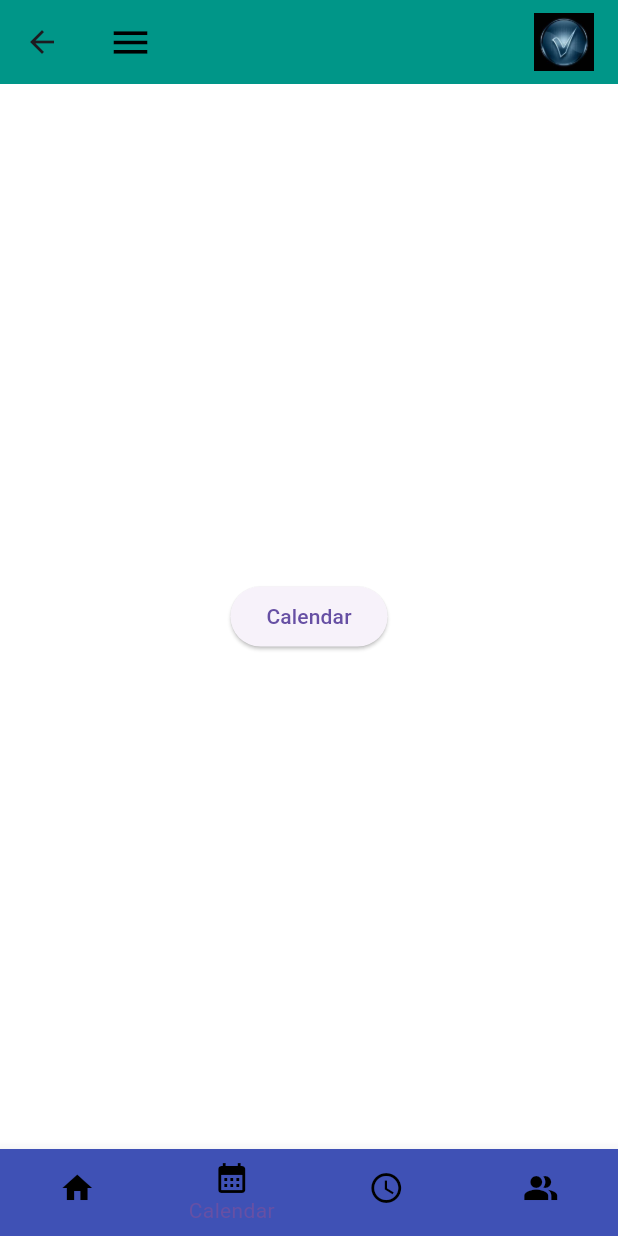
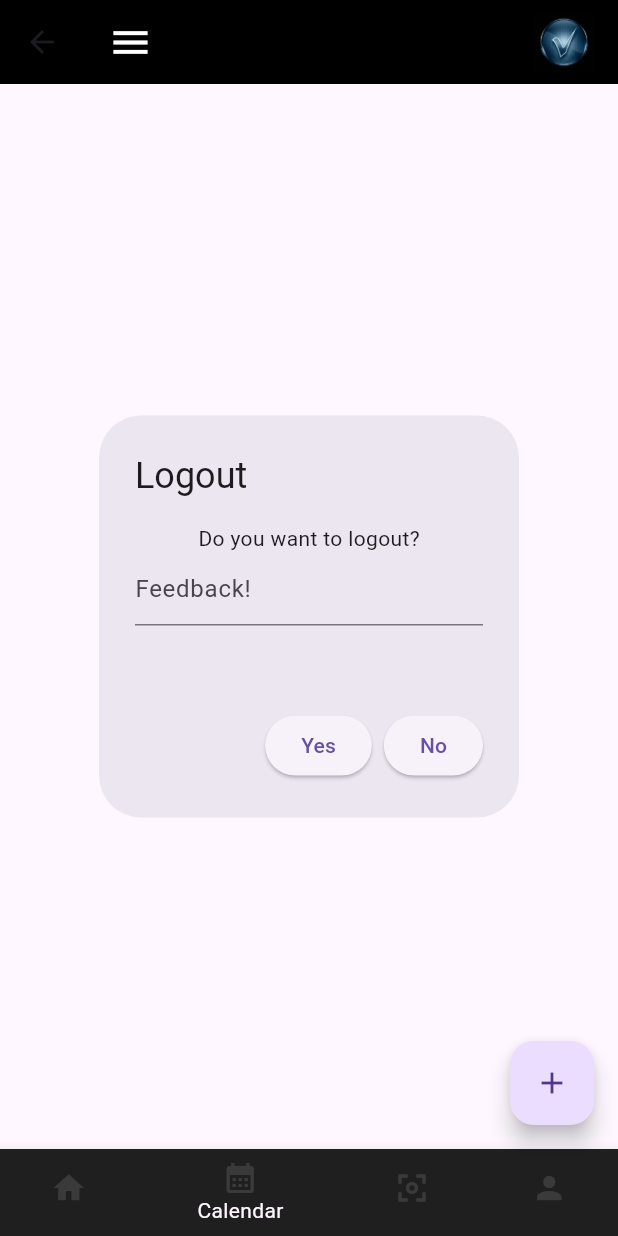
Before and after one commit to fatima031/figma_todo_app, a Flutter app: the index1_view screen opened directly, item 2 of the bottom bar chosen, on a phone screen of 412 x 824 dp. Run offline on Flutter 3.47's test engine with Material 3 defaults, Android fonts, the phone set to English and light mode, and no system bars.

Commit message:
more about todo

```diff
--- a/lib/home.dart
+++ b/lib/home.dart
@@ -1,12 +1,13 @@
 import 'package:flutter/material.dart';
+import 'package:todoapp/logout.dart';
 
 class home_view extends StatelessWidget {
   const home_view({super.key});
 
   @override
   Widget build(BuildContext context) {
-    return MaterialApp(
-      home: Text("Home"),
+    return Scaffold(
+      body: logout_view(),
     );
   }
 }
--- a/lib/index.dart
+++ b/lib/index.dart
@@ -1,6 +1,8 @@
 import 'package:flutter/material.dart';
 import 'package:todoapp/calendar.dart';
+import 'package:todoapp/focus.dart';
 import 'package:todoapp/home.dart';
+import 'package:todoapp/profile.dart';
 
 class index1_view extends StatefulWidget {
   const index1_view({super.key});
@@ -10,56 +12,42 @@ class index1_view extends StatefulWidget {
 }
 
 class _index1_viewState extends State<index1_view> {
-  int myIndex = 0;
+  int count = 0;
+  var selecetedItem = 0;
 
-  List<Widget> widgetList = [
-    ElevatedButton(
-        onPressed: () {
-          Navigator.push(
-              context, MaterialPageRoute(builder: (context) => home_view()));
-        },
-        child: const Text("Home")),
-    ElevatedButton(
-        onPressed: () {
-          Navigator.push(context,
-              MaterialPageRoute(builder: (context) => calendar_view()));
-        },
-        child: Text("Calendar")),
-    const Text(
-      "Focuse",
-      style: TextStyle(fontSize: 40),
-    ),
-    const Text(
-      "Profile",
-      style: TextStyle(fontSize: 40),
-    ),
-  ];
+  var pagesData = [calendar_view(), home_view(), focus_view(), profile_view()];
 
   @override
   Widget build(BuildContext context) {
-    return Scaffold(
-      body: Container(
-        child: Center(
-          child: widgetList[myIndex],
-        ),
-      ),
-      backgroundColor: Colors.white,
+    return
+     Scaffold(
+
+
+
+
+        backgroundColor: Colors.black,
+
         appBar: AppBar(
-        backgroundColor: Colors.teal,
+
+          backgroundColor: Colors.black54,
           title: Container(
             child: Row(
               mainAxisAlignment: MainAxisAlignment.spaceBetween,
               children: [
                 const Icon(
                   Icons.menu,
-                color: Colors.black,
+                  color: Colors.white,
                   size: 30,
                 ),
                 Container(
+                  decoration:
+                      BoxDecoration(borderRadius: BorderRadius.circular(100)),
                   height: 40,
                   width: 40,
                   child: const Image(
-                  image: AssetImage("assets/images/checked.jpeg"),
+                    image: AssetImage(
+                      "assets/images/checked.jpeg",
+                    ),
                   ),
                 ),
               ],
@@ -67,69 +55,73 @@ class _index1_viewState extends State<index1_view> {
           ),
         ),
 
-      bottomNavigationBar: BottomNavigationBar(
-          type: BottomNavigationBarType.fixed,
-          onTap: (index) {
+       body:
+
+       Center(
+
+
+      child:
+      Center(
+        child: pagesData[selecetedItem]
+      ),
+
+
+    ),
+
+
+
+        floatingActionButton: Column(
+          mainAxisAlignment: MainAxisAlignment.end,
+          children: [
+            FloatingActionButton(
+              onPressed: () {
+                Navigator.push(context,
+                    MaterialPageRoute(builder: (context) => home_view()));
                 setState(() {
-              myIndex = index;
+                  count++;
                 });
               },
-          currentIndex: myIndex,
-          // showSelectedLabels: false,
-          showUnselectedLabels: false,
-          backgroundColor: Colors.indigo,
-          items: [
-            const BottomNavigationBarItem(
-                icon: Icon(color: Colors.black, Icons.home),
-                label: "Home",
-                backgroundColor: Colors.yellow),
-            const BottomNavigationBarItem(
-                icon: Icon(color: Colors.black, Icons.calendar_month),
+              child: Icon(Icons.add),
+            ),
+          ],
+        ),
+
+        bottomNavigationBar: BottomNavigationBar(
+          items: <BottomNavigationBarItem>[
+            BottomNavigationBarItem(
+                icon: Icon(
+                  Icons.home,
+                  color: Colors.white12,
+                ),
+                label: "Index",
+                backgroundColor: Colors.white12),
+            BottomNavigationBarItem(
+                icon: Icon(Icons.calendar_month, color: Colors.white12),
                 label: "Calendar",
-                backgroundColor: Colors.indigo),
-            const BottomNavigationBarItem(
-                icon: Icon(color: Colors.black, Icons.watch_later_outlined),
+                backgroundColor: Colors.white12),
+            BottomNavigationBarItem(
+                icon:
+                    Icon(Icons.center_focus_weak_sharp, color: Colors.white12),
                 label: "Focuse",
-                backgroundColor: Colors.lime),
-            const BottomNavigationBarItem(
-                icon: Icon(color: Colors.black, Icons.people_alt),
+                backgroundColor: Colors.white12),
+            BottomNavigationBarItem(
+                icon: Icon(Icons.person, color: Colors.white12),
                 label: "Profile",
-                backgroundColor: Colors.deepOrangeAccent),
-          ]),
+                backgroundColor: Colors.white12)
+          ],
+          currentIndex: selecetedItem,
+          onTap: (setValue) {
+            setState(() {
+              selecetedItem = setValue;
+            });
 
-      // Container(
-      //   padding: EdgeInsets.symmetric(
-      //     horizontal: 15
-      //   ),
-      //   decoration: BoxDecoration(
-      //     color: Colors.white,
-      //     borderRadius: BorderRadius.circular(20),
-      //     ),
-      //     child: TextField(
-      //       decoration: InputDecoration(
-      //         contentPadding: EdgeInsets.all(0),
-      //         prefixIcon: Icon(Icons.search,
-      //         color: Colors.black,
-      //         size: 20,),
-      //         prefixIconConstraints: BoxConstraints(maxHeight: 20, maxWidth: 25),
-      //         border: InputBorder.none,
-      //         hintText: "Search",
-      //         hintStyle: TextStyle(
-      //           color: Colors.grey
-      //         )
-      //       ),
-      //     )
+          },
 
-      // ),
-      //       Container(
-      //         child: Column(
+        )
 
-      //         ),
-      //       )
-      //     ],
-      //   )
+        );
+        // pagesData[selecetedItem];
 
-      // ),
-    );
+
   }
 }
--- /dev/null
+++ b/lib/logout.dart
@@ -0,0 +1,33 @@
+import 'package:flutter/material.dart';
+
+class logout_view extends StatelessWidget {
+  const logout_view({super.key});
+
+  @override
+  Widget build(BuildContext context) {
+    return Scaffold(
+      body: getLogoutDialog(),
+
+    );
+  }
+}
+getLogoutDialog() {
+  return AlertDialog(
+    title: Text("Logout"),
+    content: Container(
+      height: 100,
+      child: Column(
+        children: [
+          Text("Do you want to logout?"),
+          TextField(
+            decoration: InputDecoration(hintText: "Feedback!"),
+          )
+        ],
+      ),
+    ),
+    actions: [
+      ElevatedButton(onPressed: () {}, child: Text("Yes")),
+      ElevatedButton(onPressed: () {}, child: Text("No"))
+    ],
+  );
+}
--- a/lib/page1.dart
+++ b/lib/page1.dart
@@ -63,7 +63,7 @@ class page1_view extends StatelessWidget {
           Center(
             child: Container(
               height: 50,
-              child: Expanded(
+              child: Container(
                 child: Text(
                   "You Can easily Manage All Of Your Daily Tasks In DoMe For Free",
                   style: TextStyle(
--- a/pubspec.yaml
+++ b/pubspec.yaml
@@ -39,7 +39,7 @@ dependencies:
 dev_dependencies:
   flutter_test:
     sdk: flutter
-    table_calendar: ^3.0.8
+    # table_calendar: ^3.0.8
 
   # The "flutter_lints" package below contains a set of recommended lints to
   # encourage good coding practices. The lint set provided by the package is
```
Also changed, not shown: lib/focus.dart (+7 -1 lines), lib/profile.dart (+91 -1 lines), lib/registered.dart (+7 -5 lines), assets/images/taskimage.png (added). Lines whose indentation alone changed are shown as unchanged.
